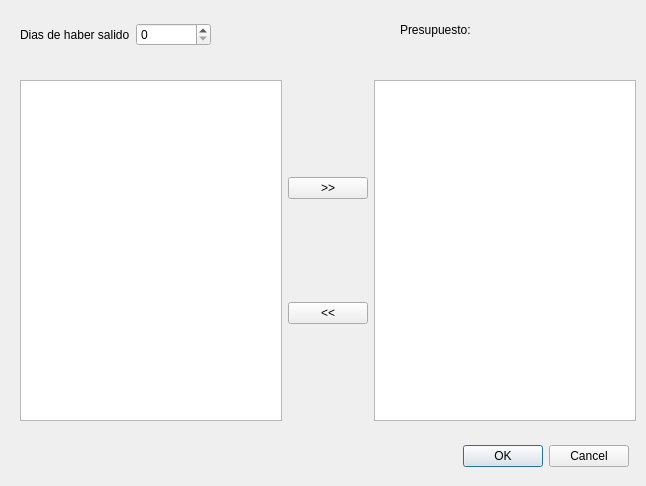
Above: Visuales/Regla1.ui from josecl200/ProyectoLibrosProlog before the change. Below: the same form after it.
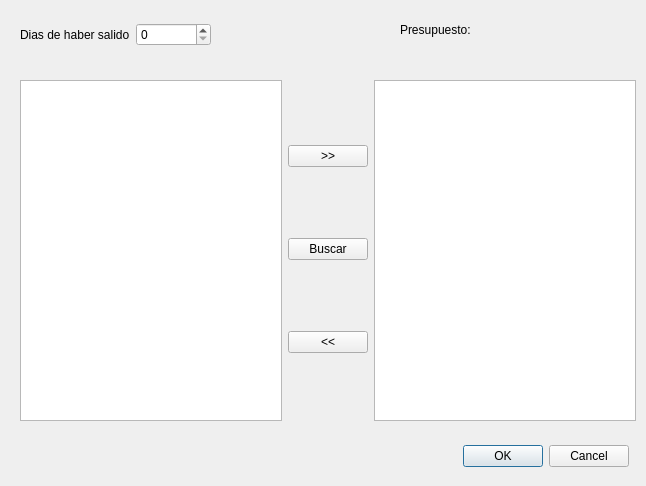
That is the form after the change.

The edit to the form file:
```diff
--- a/Visuales/Regla1.ui
+++ b/Visuales/Regla1.ui
@@ -70,7 +70,7 @@
     <string/>
    </property>
   </widget>
-  <widget class="QWidget" name="">
+  <widget class="QWidget" name="layoutWidget">
    <property name="geometry">
     <rect>
      <x>20</x>
@@ -92,6 +92,13 @@
         </property>
        </widget>
       </item>
+      <item>
+       <widget class="QPushButton" name="pbBuscar">
+        <property name="text">
+         <string>Buscar</string>
+        </property>
+       </widget>
+      </item>
       <item>
        <widget class="QPushButton" name="pbRemove">
         <property name="text">
@@ -106,7 +113,7 @@
     </item>
    </layout>
   </widget>
-  <widget class="QWidget" name="">
+  <widget class="QWidget" name="layoutWidget">
    <property name="geometry">
     <rect>
      <x>20</x>
```
Left out of the diff: 4 changed lines with no effect on the pictures.
